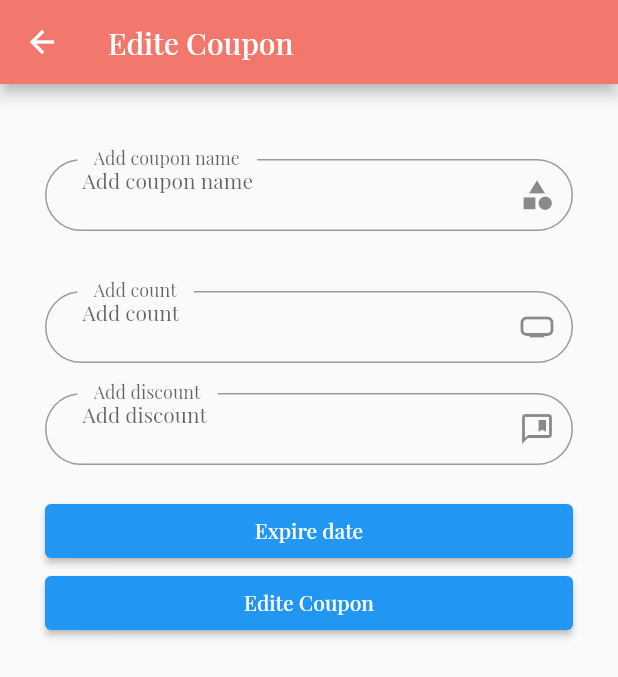
After one commit to sherifammar/ecommeria, a Flutter app: the Coupon screen opened by its route, after a tap on "Edite Coupon", on a phone screen of 412 x 824 dp. The commit adds this screen. Shown: the top 677 px of the screen. Run offline on Flutter 3.47's test engine with Material 2 defaults, Android fonts, the phone set to English and light mode, and no system bars; our stand-ins replace cached_network_image, cloud_firestore, dartz, dio, file_picker, firebase_auth and 16 more; missing offline and left inert: dart:ffi, drop_down_list, flutter_facebook_auth, flutter_polyline_points, flutter_ringtone_player, flutter_stripe and 2 more; accounts and stored records are empty; statements that could not run were skipped; project files that could hold a hidden picture were left out.

Commit message:
add coupon

```diff
--- /dev/null
+++ b/admin/lib/controller/coupon&points_controller.dart
@@ -0,0 +1,186 @@
+
+import 'package:flutter/cupertino.dart';
+import 'package:get/get.dart';
+import 'package:get/get_core/src/get_main.dart';
+import 'package:get/get_state_manager/src/simple/get_controllers.dart';
+
+import '../core/class/StatusRequest.dart';
+import '../core/constant/nameroutes.dart';
+import '../core/function/handlingdatacontroller.dart';
+import '../core/services/servives.dart';
+import '../data/datasourse/remote/coupon&points_dat.dart';
+import '../data/model/couponmodel.dart';
+
+
+class CouponAndPointsController extends GetxController {
+
+Coupon_pointsData testData = Coupon_pointsData (Get.find());
+
+  StatusRequest? statusRequest = StatusRequest.none; // for error
+
+  Myservices myservices = Get.find();
+  GlobalKey<FormState> formState = GlobalKey<FormState>();
+  late TextEditingController couponname;
+  late TextEditingController couponcount;
+  late TextEditingController coupondiscount;
+  late TextEditingController couponexpiredate;
+  List<CouponMpdels>coupondata=[];
+  //  List<PointsModels>pointsdata=[];
+    GlobalKey<FormState> formState1 = GlobalKey<FormState>();
+
+  late TextEditingController pointsscore;
+  late TextEditingController pointsdiscount;
+  late TextEditingController pointsexpiredate;
+
+String?  textpointsscore ;
+ String? textpointsdiscount ;
+
+
+DateTime dateTime = DateTime.now();
+String? expiredatecoupon;
+
+  chooseCouponexpiredate(String val) {
+    expiredatecoupon = val;
+    update();
+    print(' coupon date ==> ${val}');
+  }
+
+  String? expiredatepoint;
+
+  choosePointsexpiredate(String val) {
+    expiredatepoint = val;
+    update();
+    print(' point date ==> ${val}');
+  }
+
+  editeCoupon() async {
+    if (formState.currentState!.validate()) {
+      statusRequest = StatusRequest.loading; // for  loading
+
+      update();
+      Map data = {
+        "couponname": couponname.text,
+        "couponcount": couponcount.text,
+        "coupondiscount": coupondiscount.text,
+         "couponexpiredate":expiredatecoupon.toString(),
+
+
+      };
+      var response = await testData.editeCoupon(
+          data); // getData for test_data page == it post data to url test
+
+      print("****************coupon controller:   $response");
+      statusRequest = handdlingData(
+          response); // it give statusrequest error or statusrequest sucess
+
+      if (StatusRequest.success == statusRequest) {
+        if (response['status'] == "success") {
+          Get.offNamed(AppRoutes.home);
+
+        } else {
+          statusRequest = StatusRequest.failure;
+        }
+      }
+      update(); // update ui
+    }
+  }
+
+  couponviewdata() async {
+    statusRequest = StatusRequest.loading; // for  loading
+    var response = await testData.couponviewData(); // getData for test_data page == it post data to url test
+
+    print("**************** $response");
+    statusRequest = handdlingData(
+        response); // it give statusrequest error or statusrequest sucess
+
+    if (StatusRequest.success == statusRequest) {
+      if (response['status'] == "success") {
+        List responsedata = response['data'];
+        // to save data from response
+       coupondata
+            .addAll(responsedata.map((e) => CouponMpdels.fromJson(e)));
+            // textpointsscore=pointsdata[0].pointsScore;
+            // textpointsdiscount=pointsdata[0].pointsDiscount ;
+
+      } else {
+        statusRequest = StatusRequest.failure;
+      }
+    }
+
+    update(); // update ui
+  }
+  //================================
+//  pointviewdata() async {
+//     statusRequest = StatusRequest.loading; // for  loading
+//     var response = await testData.pointsviewData(myservices.sharedPreferences.getString("id")!); // getData for test_data page == it post data to url test
+
+//     print("**************** $response");
+//     statusRequest = handdlingData(
+//         response); // it give statusrequest error or statusrequest sucess
+
+//     if (StatusRequest.success == statusRequest) {
+//       if (response['status'] == "success") {
+//         List responsedata = response['data'];
+//         // to save data from response
+//        pointsdata
+//             .addAll(responsedata.map((e) => PointsModels.fromJson(e)));
+
+//       } else {
+//         statusRequest = StatusRequest.failure;
+//       }
+//     }
+
+//     update(); // update ui
+//   }
+
+//    editePoints() async {
+//     if (formState1.currentState!.validate()) {
+//       statusRequest = StatusRequest.loading; // for  loading
+
+//       update();
+//       Map data = {
+//         "pointsscore": pointsscore.text,
+//         "pointsdiscount": pointsdiscount.text,
+//          "pointsexpiredate":expiredatepoint.toString(),
+//          "pointsowneritemsid":myservices.sharedPreferences.getString("id"),
+
+//       };
+//       var response = await testData.editePoints(
+//           data); // getData for test_data page == it post data to url test
+
+//       print("****************coupon controller:   $response");
+//       statusRequest = handdlingData(
+//           response); // it give statusrequest error or statusrequest sucess
+
+//       if (StatusRequest.success == statusRequest) {
+//         if (response['status'] == "success") {
+//           Get.offNamed(AppRoutes.home);
+
+//         } else {
+//           statusRequest = StatusRequest.failure;
+//         }
+//       }
+//       update(); // update ui
+//     }
+//   }
+  @override
+  void onInit() {
+    couponname = TextEditingController();
+    couponcount = TextEditingController();
+    coupondiscount = TextEditingController();
+    couponexpiredate = TextEditingController();
+
+
+
+    pointsscore = TextEditingController();
+    pointsdiscount = TextEditingController();
+    pointsexpiredate = TextEditingController();
+
+
+    // pointviewdata();
+    couponviewdata();
+
+
+    super.onInit();
+  }
+}
--- a/admin/lib/core/constant/nameroutes.dart
+++ b/admin/lib/core/constant/nameroutes.dart
@@ -62,4 +62,7 @@ static const String message = "/message";
 
 static const String addaddress = "/addaddress";
 static const String setting = "/setting";
+
+static const String coupon = "/coupon";
+static const String points = "/points";
 }
--- /dev/null
+++ b/admin/lib/data/datasourse/remote/coupon&points_dat.dart
@@ -0,0 +1,41 @@
+import 'dart:io';
+
+import '../../../../core/class/crud.dart';
+import '../../../../linkapi.dart';
+
+class Coupon_pointsData {
+  Crud crud;
+  Coupon_pointsData(this.crud);
+
+  couponviewData() async {
+    var response = await crud.postData(AppLink.couponview, {
+
+    }
+    ); // {}== map
+    return response.fold((l) => l, (r) => r); // error => l not 1
+  }
+
+  // pointsviewData( String pointsid) async {
+  //   var response = await crud.postData(AppLink.pointsview, {
+  //     "pointsid" : pointsid ,
+  //   }); // {}== map
+  //   return response.fold((l) => l, (r) => r); // error => l not 1
+  // }
+
+  editeCoupon(Map data) async {
+
+     var response = await crud.postData(AppLink.editecoupon, data);
+    //  addRequestWithImageOne using for upload file
+    // {}== map
+    return response.fold((l) => l, (r) => r); // error => l not 1
+  }
+
+  // editePoints(Map data) async {
+
+  //    var response = await crud.postData(AppLink.editepoints, data);
+  //   //  addRequestWithImageOne using for upload file
+  //   // {}== map
+  //   return response.fold((l) => l, (r) => r); // error => l not 1
+  // }
+
+}
--- /dev/null
+++ b/admin/lib/data/model/couponmodel.dart
@@ -0,0 +1,36 @@
+class CouponMpdels {
+  String? couponId;
+  String? couponName;
+  String? couponCount;
+  String? couponDiscount;
+  String? couponExpiredate;
+  String? owneritemsId;
+
+  CouponMpdels(
+      {this.couponId,
+      this.couponName,
+      this.couponCount,
+      this.couponDiscount,
+      this.couponExpiredate,
+      this.owneritemsId});
+
+  CouponMpdels.fromJson(Map<String, dynamic> json) {
+    couponId = json['coupon_id'];
+    couponName = json['coupon_name'];
+    couponCount = json['coupon_count'];
+    couponDiscount = json['coupon_discount'];
+    couponExpiredate = json['coupon_expiredate'];
+    owneritemsId = json['owneritems_id'];
+  }
+
+  Map<String, dynamic> toJson() {
+    final Map<String, dynamic> data = new Map<String, dynamic>();
+    data['coupon_id'] = this.couponId;
+    data['coupon_name'] = this.couponName;
+    data['coupon_count'] = this.couponCount;
+    data['coupon_discount'] = this.couponDiscount;
+    data['coupon_expiredate'] = this.couponExpiredate;
+    data['owneritems_id'] = this.owneritemsId;
+    return data;
+  }
+}
--- /dev/null
+++ b/admin/lib/data/model/pointsmodels.dart
@@ -0,0 +1,32 @@
+class PointsModels {
+  String? pointsId;
+  String? pointsDiscount;
+  String? pointsExpiredate;
+  String? pointsScore;
+  String? pointsOwnerItemsId;
+
+  PointsModels(
+      {this.pointsId,
+      this.pointsDiscount,
+      this.pointsExpiredate,
+      this.pointsScore,
+      this.pointsOwnerItemsId});
+
+  PointsModels.fromJson(Map<String, dynamic> json) {
+    pointsId = json['points_id'];
+    pointsDiscount = json['points_discount'];
+    pointsExpiredate = json['points_expiredate'];
+    pointsScore = json['points_score'];
+    pointsOwnerItemsId = json['points_owner_items_id'];
+  }
+
+  Map<String, dynamic> toJson() {
+    final Map<String, dynamic> data = new Map<String, dynamic>();
+    data['points_id'] = this.pointsId;
+    data['points_discount'] = this.pointsDiscount;
+    data['points_expiredate'] = this.pointsExpiredate;
+    data['points_score'] = this.pointsScore;
+    data['points_owner_items_id'] = this.pointsOwnerItemsId;
+    return data;
+  }
+}
--- a/admin/lib/linkapi.dart
+++ b/admin/lib/linkapi.dart
@@ -61,4 +61,9 @@ static const String deletitems="$server/items/delet.php";
 // ================== setting
 static const String setting="$server/setting/setting.php";
 
+static const String pointsview = "$server/coupon/pointsview.php";
+static const String couponview = "$server/coupon/couponview.php";
+static const String editepoints = "$server/coupon/points.php";
+static const String editecoupon = "$server/coupon/coupon.php";
+
 }
--- a/admin/lib/route.dart
+++ b/admin/lib/route.dart
@@ -11,6 +11,7 @@ import 'package:admin/view/screen/auth/verifycode_signup.dart';
 import 'package:admin/view/screen/categories/addcatogeries.dart';
 import 'package:admin/view/screen/categories/categories.dart';
 import 'package:admin/view/screen/categories/editecatogeries.dart';
+import 'package:admin/view/screen/coupon.dart';
 import 'package:admin/view/screen/delivery/approvedelivery.dart';
 import 'package:admin/view/screen/delivery/deliverysetting.dart';
 import 'package:admin/view/screen/delivery/maxdelivery.dart';
@@ -92,6 +93,8 @@ GetPage(name: AppRoutes.reporting, page: () => const ReportScreen()),
   //==================
       GetPage(name: AppRoutes.setting, page: () => const Settingadd()),
      GetPage(name: AppRoutes.addaddress, page: () => const AddAddress()),
+           GetPage(name: AppRoutes.coupon, page: () => const Coupon()),
+      //  GetPage(name: AppRoutes.points, page: () => const Points()),
 ];
 
 
--- /dev/null
+++ b/admin/lib/view/screen/coupon.dart
@@ -0,0 +1,141 @@
+import 'package:flutter/material.dart';
+import 'package:flutter_svg/svg.dart';
+import 'package:get/get.dart';
+
+import '../../../controller/catogeriescontroller/addcats_controller.dart';
+
+import '../../../core/class/handingdataview.dart';
+import '../../../core/constant/color.dart';
+import '../../../core/function/validinput.dart';
+import '../../../core/shared/custombutton.dart';
+import '../../../core/shared/dropdownlist.dart';
+import '../../../core/shared/textformglobal.dart';
+import '../../controller/coupon&points_controller.dart';
+
+class Coupon extends StatelessWidget {
+  const Coupon({super.key});
+
+  @override
+  Widget build(BuildContext context) {
+    Get.put(CouponAndPointsController());
+    return Scaffold(
+        appBar: AppBar(
+          title: const Text("Edite Coupon"),
+        ),
+        body: GetBuilder<CouponAndPointsController>(
+            builder: (controller) => HandingDataView(
+                statusRequest: controller.statusRequest!,
+                widget: SingleChildScrollView(
+                  child: Column(
+                    children: [
+                      ListView.builder(
+                          shrinkWrap: true,
+                          itemCount: controller.coupondata.length,
+                          itemBuilder: (context, index) => Center(
+                                child: Column(
+                                  children: [
+                                   const  SizedBox(height: 25,),
+                                    Text(
+                                        " coupon name:  ${controller.coupondata[index].couponName}",style: TextStyle(fontSize: 18,fontWeight: FontWeight.bold),),
+                                    Text(
+                                        " coupon count: ${controller.coupondata[index].couponCount}",style: TextStyle(fontSize: 18,fontWeight: FontWeight.bold),),
+                                    Text(
+                                        " coupon discount: ${controller.coupondata[index].couponDiscount}",style: TextStyle(fontSize: 18,fontWeight: FontWeight.bold),),
+                                    Text(
+                                        "coupon expire:  ${controller.coupondata[index].couponExpiredate}",style: TextStyle(fontSize: 18,fontWeight: FontWeight.bold),),
+                                  ],
+                                ),
+                              )),
+                      Container(
+                        padding: EdgeInsets.all(30),
+                        child: Form(
+                          key: controller.formState,
+                          child: ListView(
+                            shrinkWrap: true,
+                            children: [
+                              const SizedBox(
+                                height: 20,
+                              ),
+                              CustomTextformglobal(
+                                hinttext: 'Add coupon name',
+                                isNumber: false,
+                                labeltext: 'Add coupon name',
+                                mycontroller: controller.couponname,
+                                valid: (val) {
+                                  return validinput(val!, 1, 30, "");
+                                },
+                                iconData: Icons.category,
+                              ),
+                              const SizedBox(
+                                height: 20,
+                              ),
+                              const SizedBox(
+                                height: 20,
+                              ),
+                              CustomTextformglobal(
+                                hinttext: 'Add count',
+                                isNumber: true,
+                                labeltext: 'Add count',
+                                mycontroller: controller.couponcount,
+                                valid: (val) {
+                                  return validinput(val!, 1, 30, "");
+                                },
+                                iconData: Icons.home_max_outlined,
+                              ),
+                              const SizedBox(
+                                height: 20,
+                              ),
+                              CustomTextformglobal(
+                                hinttext: 'Add discount',
+                                isNumber: true,
+                                labeltext: 'Add discount',
+                                mycontroller: controller.coupondiscount,
+                                valid: (val) {
+                                  return validinput(val!, 1, 30, "");
+                                },
+                                iconData: Icons.comment_bank_outlined,
+                              ),
+                              const SizedBox(
+                                height: 20,
+                              ),
+                              ElevatedButton(
+                                  onPressed: () async {
+                                    DateTime? newDate = await showDatePicker(
+                                        context: context,
+                                        initialDate: controller.dateTime,
+                                        firstDate: DateTime(2000),
+                                        lastDate: DateTime(2100));
+                                    if (newDate == null) return;
+                                    TimeOfDay? newTime = await showTimePicker(
+                                        context: context,
+                                        initialTime: TimeOfDay(
+                                            hour: controller.dateTime.hour,
+                                            minute: controller.dateTime.minute));
+                                    if (newTime == null) return;
+                                    final newDateTime = DateTime(
+                                      newDate.year,
+                                      newDate.month,
+                                      newDate.day,
+                                      newTime.hour,
+                                      newTime.minute,
+                                    );
+
+                                    controller.chooseCouponexpiredate(
+                                        newDateTime.toString());
+                                    print(newDateTime.toString());
+                                  },
+                                  child: const Text("Expire date")),
+                              ElevatedButton(
+                                  onPressed: () {
+                                    controller.editeCoupon();
+                                  },
+                                  child: const Text("Edite Coupon")),
+                            ],
+                          ),
+                        ),
+                      ),
+                    ],
+                  ),
+                ))));
+  }
+}
```
Also changed, not shown: admin/lib/view/screen/home.dart (+15 -0 lines), admin/lib/view/screen/points.dart (added, +135 -0 lines).
